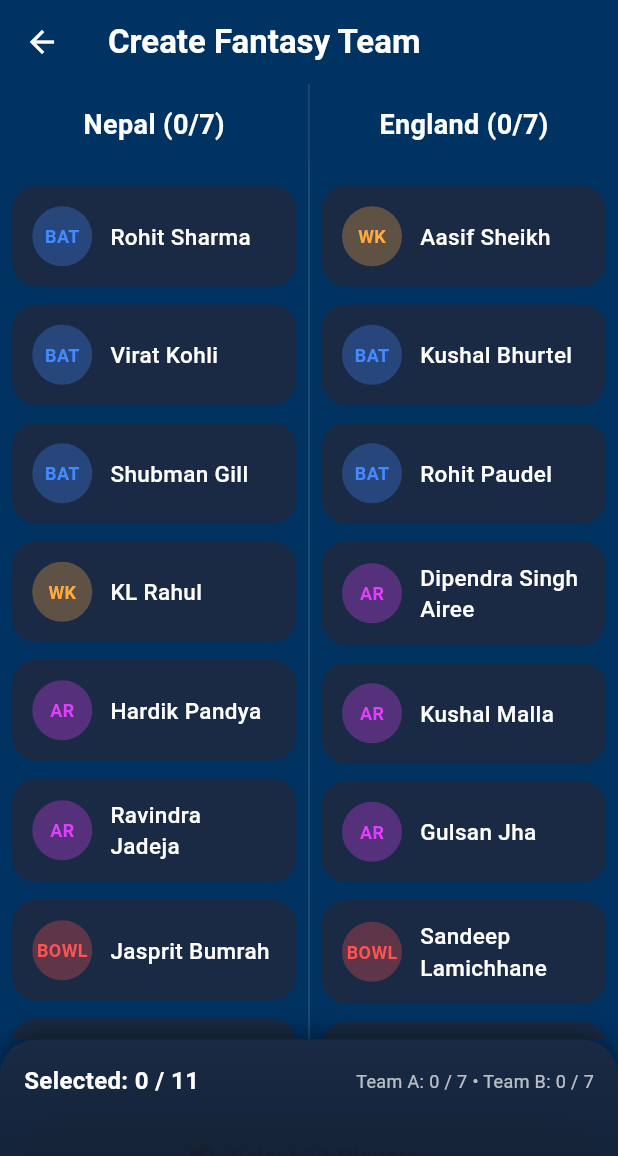
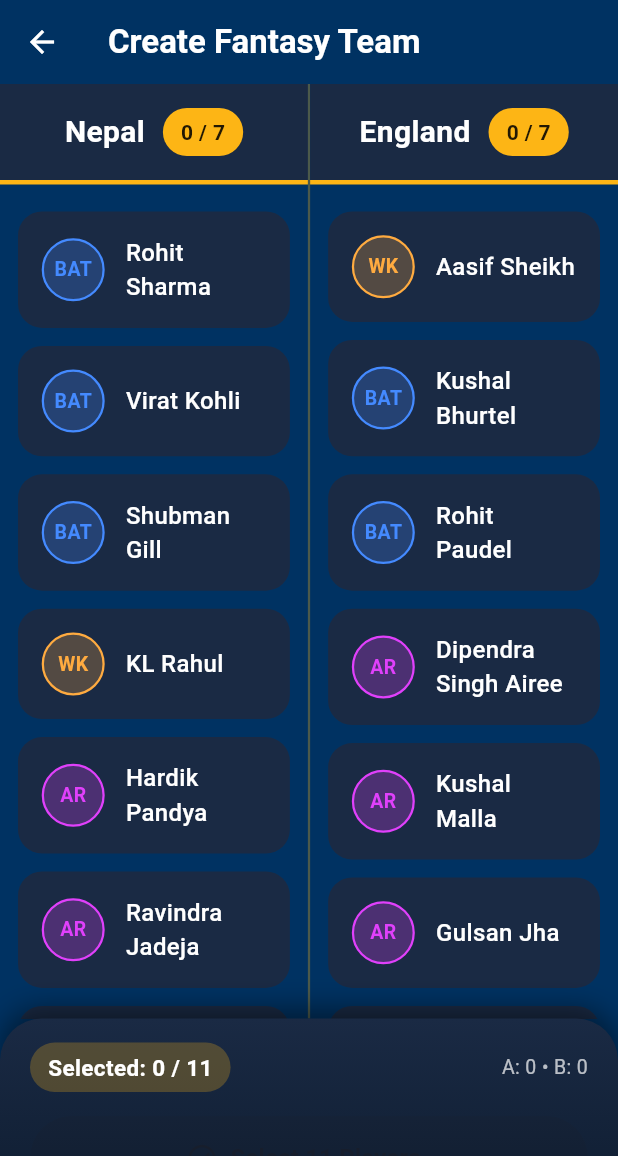
Before and after one commit to admin123KK/beyondfantasy5, a Flutter app: the FantasySelect screen opened directly, on a phone screen of 412 x 824 dp. Shown: the top 1156 px of the screen. Run offline on Flutter 3.47's test engine with Material 3 defaults, Android fonts, the phone set to English and light mode, and no system bars; our stand-ins replace shared_preferences; accounts and stored records are empty.

Commit message:
fantasy team

```diff
--- a/lib/fantasyselection.dart
+++ b/lib/fantasyselection.dart
@@ -87,7 +87,6 @@ class _FantasySelectState extends State<FantasySelect> {
       ),
       body: Column(
         children: [
-          // Team selection area
           Expanded(
             child: Row(
               children: [
@@ -97,12 +96,13 @@ class _FantasySelectState extends State<FantasySelect> {
                     team: teamA,
                     teamName: 'Nepal',
                     teamIndex: 0,
-                    accentColor: const Color(0xFF003262),
                   ),
                 ),
 
-                // Vertical divider
-                Container(width: 1, color: Colors.white.withOpacity(0.15)),
+                // Vertical divider with yellow tint
+                Container(
+                    width: 1.5,
+                    color: const Color(0xFFFDB515).withOpacity(0.3)),
 
                 // Team B (Right)
                 Expanded(
@@ -110,59 +110,66 @@ class _FantasySelectState extends State<FantasySelect> {
                     team: teamB,
                     teamName: 'England',
                     teamIndex: 1,
-                    accentColor: const Color(0xFF003262),
                   ),
                 ),
               ],
             ),
           ),
 
-          // Bottom fixed bar
+          // Fixed bottom bar with yellow gradient
           Container(
-            padding: const EdgeInsets.fromLTRB(16, 16, 16, 24),
-            decoration: BoxDecoration(
+            padding: const EdgeInsets.fromLTRB(20, 16, 20, 24),
+            decoration: const BoxDecoration(
               gradient: LinearGradient(
                 begin: Alignment.topCenter,
                 end: Alignment.bottomCenter,
                 colors: [
-                  const Color(0xFF1A2A44),
-                  const Color(0xFF0F1E33),
+                  Color(0xFF1A2A44),
+                  Color(0xFF0D1B2E),
                 ],
               ),
-              borderRadius:
-                  const BorderRadius.vertical(top: Radius.circular(24)),
+              borderRadius: BorderRadius.vertical(top: Radius.circular(28)),
               boxShadow: [
                 BoxShadow(
-                  color: Colors.black.withOpacity(0.4),
-                  blurRadius: 12,
-                  offset: const Offset(0, -4),
+                  color: Colors.black45,
+                  blurRadius: 16,
+                  offset: Offset(0, -6),
                 ),
               ],
             ),
+            child: SafeArea(
               child: Column(
                 mainAxisSize: MainAxisSize.min,
                 children: [
                   Row(
                     mainAxisAlignment: MainAxisAlignment.spaceBetween,
                     children: [
-                    Text(
+                      Container(
+                        padding: const EdgeInsets.symmetric(
+                            horizontal: 12, vertical: 6),
+                        decoration: BoxDecoration(
+                          color: const Color(0xFFFDB515).withOpacity(0.25),
+                          borderRadius: BorderRadius.circular(20),
+                        ),
+                        child: Text(
                           'Selected: $selectedCount / 11',
                           style: TextStyle(
                             color: selectedCount == 11
-                            ? Colors.greenAccent
+                                ? const Color(0xFFFDB515)
                                 : Colors.white,
-                        fontSize: 16,
+                            fontSize: 15,
                             fontWeight: FontWeight.bold,
                           ),
                         ),
+                      ),
                       Text(
-                      'Team A: $teamASelected / 7 • Team B: $teamBSelected / 7',
-                      style:
-                          const TextStyle(color: Colors.white70, fontSize: 12),
+                        'A: $teamASelected • B: $teamBSelected',
+                        style: const TextStyle(
+                            color: Colors.white70, fontSize: 13),
                       ),
                     ],
                   ),
-                const SizedBox(height: 12),
+                  const SizedBox(height: 16),
                   SizedBox(
                     width: double.infinity,
                     height: 56,
@@ -171,18 +178,17 @@ class _FantasySelectState extends State<FantasySelect> {
                           ? () {
                               ScaffoldMessenger.of(context).showSnackBar(
                                 const SnackBar(
-                                content:
-                                    Text('Team Created! Ready to join contest'),
+                                  content: Text('Team Created Successfully!'),
                                   backgroundColor: Colors.green,
                                 ),
                               );
-                            // TODO: Save team & navigate to contest
+                              // TODO: Save team & navigate to contest/join
                             }
                           : null,
-                    icon: const Icon(Icons.check_circle, size: 20),
+                      icon: const Icon(Icons.check_circle_outline, size: 22),
                       label: Text(
                         canCreateTeam
-                          ? 'Create Team & Join'
+                            ? 'Create & Join Contest'
                             : 'Select 11 Players',
                         style: const TextStyle(
                             fontSize: 16, fontWeight: FontWeight.bold),
@@ -190,15 +196,16 @@ class _FantasySelectState extends State<FantasySelect> {
                       style: ElevatedButton.styleFrom(
                         backgroundColor: canCreateTeam
                             ? const Color(0xFFFDB515)
-                          : Colors.grey[600],
+                            : Colors.grey[700],
                         foregroundColor: Colors.black87,
                         shape: RoundedRectangleBorder(
                             borderRadius: BorderRadius.circular(30)),
-                      elevation: canCreateTeam ? 6 : 0,
+                        elevation: canCreateTeam ? 8 : 0,
                       ),
                     ),
                   ),
                 ],
+              ),
             ),
           ),
         ],
@@ -210,32 +217,50 @@ class _FantasySelectState extends State<FantasySelect> {
     required List<Map<String, dynamic>> team,
     required String teamName,
     required int teamIndex,
-    required Color accentColor,
   }) {
     final selectedInTeam = team.where((p) => p['selected']).length;
 
     return Column(
       children: [
-        // Team Header
+        // Team Header with yellow accent
         Container(
           width: double.infinity,
-          padding: const EdgeInsets.symmetric(vertical: 14),
+          padding: const EdgeInsets.symmetric(vertical: 16),
           decoration: BoxDecoration(
-            gradient: LinearGradient(
-              colors: [
-                accentColor,
-                accentColor.withOpacity(0.7),
-              ],
+            color: const Color(0xFF1A2A44),
+            border: Border(
+                bottom: BorderSide(color: const Color(0xFFFDB515), width: 3)),
+          ),
+          child: Center(
+            child: Row(
+              mainAxisSize: MainAxisSize.min,
+              children: [
+                Text(
+                  teamName,
+                  style: const TextStyle(
+                    color: Colors.white,
+                    fontSize: 20,
+                    fontWeight: FontWeight.bold,
                   ),
                 ),
-          child: Center(
+                const SizedBox(width: 12),
+                Container(
+                  padding:
+                      const EdgeInsets.symmetric(horizontal: 12, vertical: 6),
+                  decoration: BoxDecoration(
+                    color: const Color(0xFFFDB515),
+                    borderRadius: BorderRadius.circular(20),
+                  ),
                   child: Text(
-              '$teamName ($selectedInTeam/7)',
+                    '$selectedInTeam / 7',
                     style: const TextStyle(
-                color: Colors.white,
-                fontSize: 18,
+                      color: Colors.black87,
+                      fontSize: 14,
                       fontWeight: FontWeight.bold,
                     ),
+                  ),
+                ),
+              ],
             ),
           ),
         ),
@@ -243,7 +268,7 @@ class _FantasySelectState extends State<FantasySelect> {
         // Player List
         Expanded(
           child: ListView.builder(
-            padding: const EdgeInsets.all(8),
+            padding: const EdgeInsets.all(12),
             itemCount: team.length,
             itemBuilder: (context, i) {
               final player = team[i];
@@ -260,7 +285,7 @@ class _FantasySelectState extends State<FantasySelect> {
     final isSelected = player['selected'] as bool;
     final role = player['role'] as String;
 
-    Color roleColor;
+    Color roleColor = Colors.grey;
     switch (role) {
       case 'BAT':
         roleColor = Colors.blueAccent;
@@ -274,30 +299,28 @@ class _FantasySelectState extends State<FantasySelect> {
       case 'WK':
         roleColor = Colors.orangeAccent;
         break;
-      default:
-        roleColor = Colors.grey;
     }
 
     return GestureDetector(
       onTap: () => togglePlayer(teamIndex, index),
       child: AnimatedContainer(
-        duration: const Duration(milliseconds: 200),
+        duration: const Duration(milliseconds: 180),
         margin: const EdgeInsets.symmetric(vertical: 6),
-        padding: const EdgeInsets.symmetric(vertical: 12, horizontal: 12),
+        padding: const EdgeInsets.symmetric(vertical: 14, horizontal: 14),
         decoration: BoxDecoration(
           color: isSelected
-              ? roleColor.withOpacity(0.25)
+              ? roleColor.withOpacity(0.18)
               : const Color(0xFF1A2A44),
           borderRadius: BorderRadius.circular(16),
           border: Border.all(
-            color: isSelected ? roleColor : Colors.transparent,
-            width: 1.5,
+            color: isSelected ? const Color(0xFFFDB515) : Colors.transparent,
+            width: 1.8,
           ),
           boxShadow: isSelected
               ? [
                   BoxShadow(
-                    color: roleColor.withOpacity(0.4),
-                    blurRadius: 8,
+                    color: const Color(0xFFFDB515).withOpacity(0.35),
+                    blurRadius: 10,
                     spreadRadius: 2,
                   ),
                 ]
@@ -307,31 +330,32 @@ class _FantasySelectState extends State<FantasySelect> {
           children: [
             // Role Badge
             Container(
-              width: 40,
-              height: 40,
+              width: 42,
+              height: 42,
               decoration: BoxDecoration(
-                color: roleColor.withOpacity(0.3),
+                color: roleColor.withOpacity(0.25),
                 shape: BoxShape.circle,
+                border: Border.all(color: roleColor, width: 1.5),
               ),
               alignment: Alignment.center,
               child: Text(
                 role,
                 style: TextStyle(
                   color: roleColor,
-                  fontSize: 12,
+                  fontSize: 13,
                   fontWeight: FontWeight.bold,
                 ),
               ),
             ),
-            const SizedBox(width: 12),
+            const SizedBox(width: 14),
 
             // Player Name
             Expanded(
               child: Text(
                 player['name'],
                 style: TextStyle(
-                  color: isSelected ? roleColor : Colors.white,
-                  fontSize: 15,
+                  color: isSelected ? const Color(0xFFFDB515) : Colors.white,
+                  fontSize: 16,
                   fontWeight: isSelected ? FontWeight.bold : FontWeight.w500,
                 ),
               ),
@@ -340,7 +364,7 @@ class _FantasySelectState extends State<FantasySelect> {
             // Selection Indicator
             if (isSelected)
               const Icon(Icons.check_circle,
-                  color: Color(0xFFFDB515), size: 24),
+                  color: Color(0xFFFDB515), size: 26),
           ],
         ),
       ),
```
Lines whose indentation alone changed are shown as unchanged.
